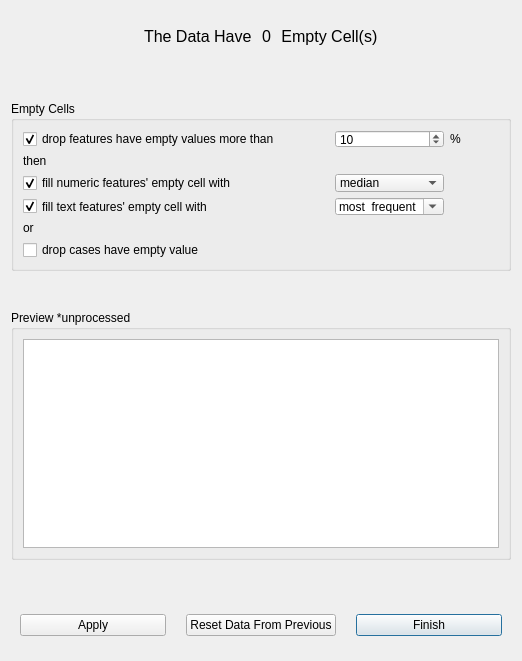
Old version of the form GUI_part/deal_with_empty_value.ui in the repository Hql1998/graduation_design.
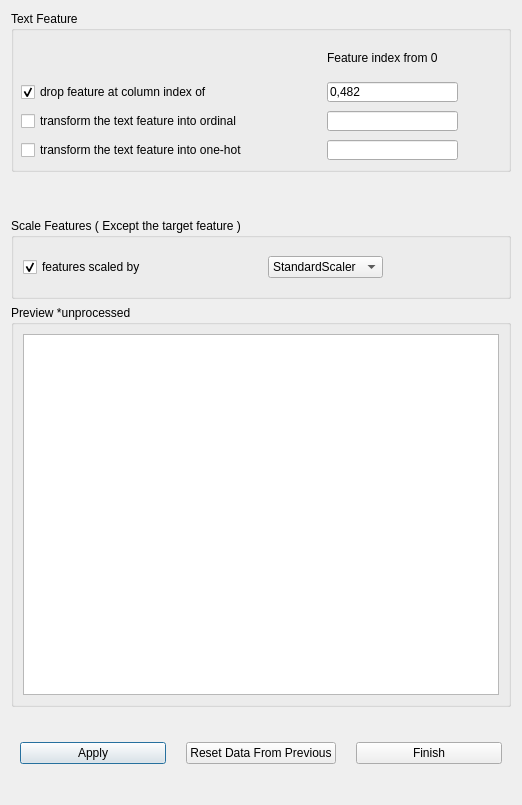
New version of the form.

```diff
--- a/GUI_part/deal_with_empty_value.ui
+++ b/GUI_part/deal_with_empty_value.ui
@@ -7,238 +7,115 @@
     <x>0</x>
     <y>0</y>
     <width>518</width>
-    <height>661</height>
+    <height>805</height>
    </rect>
   </property>
   <property name="windowTitle">
    <string>Deal With Empty values</string>
   </property>
-  <property name="modal">
-   <bool>false</bool>
+  <property name="styleSheet">
+   <string notr="true">background: None;</string>
   </property>
-  <layout class="QVBoxLayout" name="verticalLayout" stretch="1,0,2,0,3,0,1">
+  <layout class="QVBoxLayout" name="verticalLayout" stretch="2,0,1,0,5,1">
    <item>
-    <widget class="QWidget" name="widget_2" native="true">
+    <widget class="QGroupBox" name="text_feature_groupBox">
      <property name="minimumSize">
       <size>
        <width>0</width>
-       <height>50</height>
-      </size>
-     </property>
-     <layout class="QHBoxLayout" name="horizontalLayout">
-      <item>
-       <spacer name="horizontalSpacer">
-        <property name="orientation">
-         <enum>Qt::Horizontal</enum>
-        </property>
-        <property name="sizeHint" stdset="0">
-         <size>
-          <width>40</width>
-          <height>20</height>
-         </size>
-        </property>
-       </spacer>
-      </item>
-      <item>
-       <widget class="QLabel" name="label">
-        <property name="styleSheet">
-         <string notr="true">font-weight:400;
-font-size:16px;</string>
-        </property>
-        <property name="text">
-         <string>The Data Have </string>
-        </property>
-       </widget>
-      </item>
-      <item>
-       <widget class="QLabel" name="empty_cell_num_label">
-        <property name="styleSheet">
-         <string notr="true">font-weight:400;
-font-size:16px;</string>
-        </property>
-        <property name="text">
-         <string>0</string>
-        </property>
-       </widget>
-      </item>
-      <item>
-       <widget class="QLabel" name="label_6">
-        <property name="styleSheet">
-         <string notr="true">font-weight:400;
-font-size:16px;</string>
-        </property>
-        <property name="text">
-         <string> Empty Cell(s)</string>
-        </property>
-       </widget>
-      </item>
-      <item>
-       <spacer name="horizontalSpacer_2">
-        <property name="orientation">
-         <enum>Qt::Horizontal</enum>
-        </property>
-        <property name="sizeHint" stdset="0">
-         <size>
-          <width>40</width>
-          <height>20</height>
-         </size>
-        </property>
-       </spacer>
-      </item>
-     </layout>
-    </widget>
-   </item>
-   <item>
-    <spacer name="verticalSpacer">
-     <property name="orientation">
-      <enum>Qt::Vertical</enum>
-     </property>
-     <property name="sizeHint" stdset="0">
-      <size>
-       <width>20</width>
-       <height>40</height>
-      </size>
-     </property>
-    </spacer>
-   </item>
-   <item>
-    <widget class="QGroupBox" name="empty_cell_groupBox">
-     <property name="minimumSize">
-      <size>
-       <width>400</width>
-       <height>170</height>
+       <height>100</height>
       </size>
      </property>
      <property name="title">
-      <string>Empty Cells</string>
+      <string>Text Feature</string>
      </property>
-     <layout class="QGridLayout" name="gridLayout_2">
-      <item row="4" column="0">
-       <widget class="QLabel" name="label_4">
-        <property name="text">
-         <string>or</string>
-        </property>
-       </widget>
-      </item>
-      <item row="2" column="1">
-       <spacer name="horizontalSpacer_3">
-        <property name="orientation">
-         <enum>Qt::Horizontal</enum>
-        </property>
-        <property name="sizeHint" stdset="0">
-         <size>
-          <width>40</width>
-          <height>20</height>
-         </size>
-        </property>
-       </spacer>
-      </item>
-      <item row="5" column="0">
-       <widget class="QCheckBox" name="drop_empty_case_cb">
-        <property name="text">
-         <string>drop cases have empty value</string>
-        </property>
-       </widget>
-      </item>
-      <item row="0" column="0">
-       <widget class="QCheckBox" name="drop_feature_by_threshold_cb">
-        <property name="text">
-         <string>drop features have empty values more than</string>
-        </property>
-        <property name="checked">
-         <bool>true</bool>
-        </property>
-       </widget>
-      </item>
-      <item row="2" column="0">
-       <widget class="QCheckBox" name="fill_num_empty_with_cb">
-        <property name="text">
-         <string>fill numeric features' empty cell with</string>
-        </property>
-        <property name="checked">
-         <bool>true</bool>
-        </property>
-       </widget>
-      </item>
-      <item row="0" column="2">
-       <widget class="QSpinBox" name="threshold_sb">
-        <property name="value">
-         <number>10</number>
-        </property>
-       </widget>
-      </item>
-      <item row="0" column="3">
-       <widget class="QLabel" name="label_2">
-        <property name="text">
-         <string>%</string>
-        </property>
-       </widget>
-      </item>
-      <item row="2" column="2">
-       <widget class="QComboBox" name="fill_num_with_comb">
-        <item>
-         <property name="text">
-          <string>median</string>
-         </property>
-        </item>
-        <item>
-         <property name="text">
-          <string>mean</string>
-         </property>
-        </item>
-        <item>
-         <property name="text">
-          <string>most_frequent</string>
-         </property>
-        </item>
-       </widget>
-      </item>
-      <item row="2" column="3">
-       <spacer name="horizontalSpacer_4">
-        <property name="orientation">
-         <enum>Qt::Horizontal</enum>
-        </property>
-        <property name="sizeHint" stdset="0">
-         <size>
-          <width>40</width>
-          <height>20</height>
-         </size>
-        </property>
-       </spacer>
-      </item>
-      <item row="1" column="0">
-       <widget class="QLabel" name="label_3">
-        <property name="text">
-         <string>then</string>
-        </property>
-       </widget>
-      </item>
-      <item row="3" column="0">
-       <widget class="QCheckBox" name="fill_text_with_cb">
-        <property name="text">
-         <string>fill text features' empty cell with</string>
-        </property>
-        <property name="checked">
-         <bool>true</bool>
-        </property>
-       </widget>
-      </item>
-      <item row="3" column="2">
-       <widget class="QComboBox" name="fill_text_with_comb">
-        <property name="toolTip">
-         <string>只能选择众数或者输入一个自定义的类别（不推荐）</string>
-        </property>
-        <property name="editable">
-         <bool>true</bool>
-        </property>
-        <item>
-         <property name="text">
-          <string>most_frequent</string>
-         </property>
-        </item>
-       </widget>
-      </item>
-     </layout>
+     <widget class="QCheckBox" name="drop_feature_by_index_cb">
+      <property name="geometry">
+       <rect>
+        <x>10</x>
+        <y>73</y>
+        <width>215</width>
+        <height>16</height>
+       </rect>
+      </property>
+      <property name="text">
+       <string>drop feature at column index of </string>
+      </property>
+      <property name="checked">
+       <bool>true</bool>
+      </property>
+     </widget>
+     <widget class="QLineEdit" name="drop_index_le">
+      <property name="geometry">
+       <rect>
+        <x>316</x>
+        <y>71</y>
+        <width>131</width>
+        <height>20</height>
+       </rect>
+      </property>
+      <property name="text">
+       <string>0,482</string>
+      </property>
+     </widget>
+     <widget class="QLineEdit" name="onehot_index_le">
+      <property name="geometry">
+       <rect>
+        <x>316</x>
+        <y>129</y>
+        <width>131</width>
+        <height>20</height>
+       </rect>
+      </property>
+     </widget>
+     <widget class="QCheckBox" name="trans_into_ordinal_cb">
+      <property name="geometry">
+       <rect>
+        <x>10</x>
+        <y>102</y>
+        <width>257</width>
+        <height>16</height>
+       </rect>
+      </property>
+      <property name="text">
+       <string>transform the text feature into ordinal</string>
+      </property>
+     </widget>
+     <widget class="QLineEdit" name="ordinal_index_le">
+      <property name="geometry">
+       <rect>
+        <x>316</x>
+        <y>100</y>
+        <width>131</width>
+        <height>20</height>
+       </rect>
+      </property>
+     </widget>
+     <widget class="QCheckBox" name="trans_into_onehot_cb">
+      <property name="geometry">
+       <rect>
+        <x>10</x>
+        <y>131</y>
+        <width>257</width>
+        <height>16</height>
+       </rect>
+      </property>
+      <property name="text">
+       <string>transform the text feature into one-hot</string>
+      </property>
+     </widget>
+     <widget class="QLabel" name="label_5">
+      <property name="geometry">
+       <rect>
+        <x>316</x>
+        <y>39</y>
+        <width>120</width>
+        <height>16</height>
+       </rect>
+      </property>
+      <property name="text">
+       <string>Feature index from 0</string>
+      </property>
+     </widget>
     </widget>
    </item>
    <item>
@@ -254,6 +131,89 @@
      </property>
     </spacer>
    </item>
+   <item>
+    <widget class="QGroupBox" name="scale_groupBox">
+     <property name="minimumSize">
+      <size>
+       <width>0</width>
+       <height>50</height>
+      </size>
+     </property>
+     <property name="title">
+      <string>Scale Features ( Except the target feature )</string>
+     </property>
+     <layout class="QGridLayout" name="gridLayout_5">
+      <item row="0" column="0">
+       <widget class="QCheckBox" name="scaled_cb">
+        <property name="text">
+         <string>features scaled by</string>
+        </property>
+        <property name="checked">
+         <bool>true</bool>
+        </property>
+       </widget>
+      </item>
+      <item row="0" column="2">
+       <widget class="QComboBox" name="scale_by_comb">
+        <item>
+         <property name="text">
+          <string>StandardScaler</string>
+         </property>
+        </item>
+        <item>
+         <property name="text">
+          <string>MinMaxScaler</string>
+         </property>
+        </item>
+        <item>
+         <property name="text">
+          <string>RobustScaler</string>
+         </property>
+        </item>
+       </widget>
+      </item>
+      <item row="0" column="1">
+       <spacer name="horizontalSpacer_7">
+        <property name="orientation">
+         <enum>Qt::Horizontal</enum>
+        </property>
+        <property name="sizeHint" stdset="0">
+         <size>
+          <width>40</width>
+          <height>20</height>
+         </size>
+        </property>
+       </spacer>
+      </item>
+      <item row="0" column="3">
+       <spacer name="horizontalSpacer_8">
+        <property name="orientation">
+         <enum>Qt::Horizontal</enum>
+        </property>
+        <property name="sizeHint" stdset="0">
+         <size>
+          <width>40</width>
+          <height>20</height>
+         </size>
+        </property>
+       </spacer>
+      </item>
+     </layout>
+    </widget>
+   </item>
+   <item>
+    <spacer name="verticalSpacer">
+     <property name="orientation">
+      <enum>Qt::Vertical</enum>
+     </property>
+     <property name="sizeHint" stdset="0">
+      <size>
+       <width>20</width>
+       <height>0</height>
+      </size>
+     </property>
+    </spacer>
+   </item>
    <item>
     <widget class="QGroupBox" name="table_groupBox">
      <property name="minimumSize">
@@ -272,19 +232,6 @@
      </layout>
     </widget>
    </item>
-   <item>
-    <spacer name="verticalSpacer_3">
-     <property name="orientation">
-      <enum>Qt::Vertical</enum>
-     </property>
-     <property name="sizeHint" stdset="0">
-      <size>
-       <width>20</width>
-       <height>40</height>
-      </size>
-     </property>
-    </spacer>
-   </item>
    <item>
     <widget class="QWidget" name="widget" native="true">
      <property name="minimumSize">
@@ -297,13 +244,6 @@
       <property name="horizontalSpacing">
        <number>20</number>
       </property>
-      <item row="0" column="2">
-       <widget class="QPushButton" name="finish_btn">
-        <property name="text">
-         <string>Finish</string>
-        </property>
-       </widget>
-      </item>
       <item row="0" column="0">
        <widget class="QPushButton" name="apply_btn">
         <property name="text">
@@ -311,7 +251,14 @@
         </property>
        </widget>
       </item>
-      <item row="0" column="1">
+      <item row="0" column="3">
+       <widget class="QPushButton" name="finish_btn">
+        <property name="text">
+         <string>Finish</string>
+        </property>
+       </widget>
+      </item>
+      <item row="0" column="2">
        <widget class="QPushButton" name="reset_btn">
         <property name="text">
          <string>Reset Data From Previous</string>
```
Left out of the diff: 161 changed lines with no effect on the pictures.
